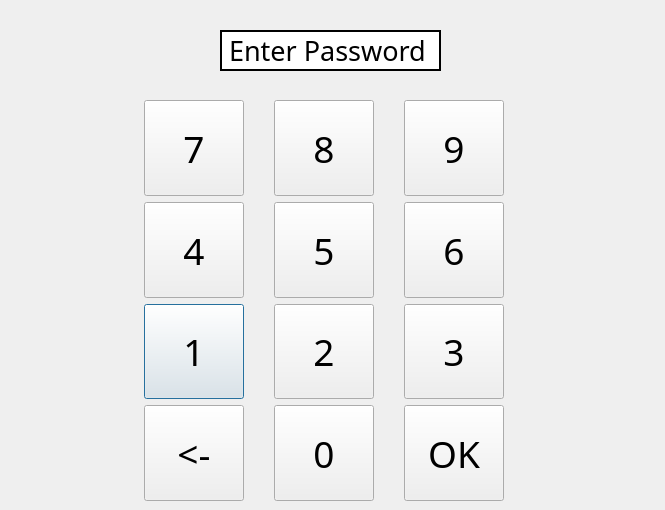
This is QTDesigner/password_entry.ui in mudman266/pypos as Qt 5 draws it before an edit. The edited form follows.
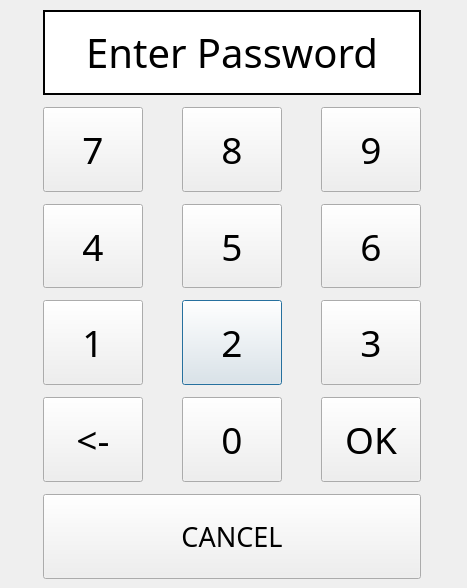
This is the edited form.

Commit message: Added cancel button to password entry screen.

```diff
--- a/QTDesigner/password_entry.ui
+++ b/QTDesigner/password_entry.ui
@@ -6,10 +6,16 @@
    <rect>
     <x>0</x>
     <y>0</y>
-    <width>665</width>
-    <height>510</height>
+    <width>467</width>
+    <height>588</height>
    </rect>
   </property>
+  <property name="sizePolicy">
+   <sizepolicy hsizetype="Minimum" vsizetype="Minimum">
+    <horstretch>0</horstretch>
+    <verstretch>0</verstretch>
+   </sizepolicy>
+  </property>
   <property name="font">
    <font>
     <family>Book Antiqua</family>
@@ -22,128 +28,17 @@
   <widget class="QWidget" name="gridLayoutWidget">
    <property name="geometry">
     <rect>
-     <x>120</x>
-     <y>100</y>
-     <width>411</width>
-     <height>401</height>
+     <x>10</x>
+     <y>10</y>
+     <width>446</width>
+     <height>569</height>
     </rect>
    </property>
    <layout class="QGridLayout" name="gridLayout">
-    <item row="2" column="0">
-     <widget class="QPushButton" name="btn_1">
-      <property name="maximumSize">
-       <size>
-        <width>100</width>
-        <height>100</height>
-       </size>
-      </property>
-      <property name="font">
-       <font>
-        <family>Book Antiqua</family>
-        <pointsize>28</pointsize>
-       </font>
-      </property>
-      <property name="text">
-       <string>1</string>
-      </property>
-     </widget>
-    </item>
-    <item row="0" column="0">
-     <widget class="QPushButton" name="btn_7">
-      <property name="maximumSize">
-       <size>
-        <width>100</width>
-        <height>100</height>
-       </size>
-      </property>
-      <property name="font">
-       <font>
-        <family>Book Antiqua</family>
-        <pointsize>28</pointsize>
-       </font>
-      </property>
-      <property name="text">
-       <string>7</string>
-      </property>
-     </widget>
-    </item>
-    <item row="0" column="2">
-     <widget class="QPushButton" name="btn_9">
-      <property name="maximumSize">
-       <size>
-        <width>100</width>
-        <height>100</height>
-       </size>
-      </property>
-      <property name="font">
-       <font>
-        <family>Book Antiqua</family>
-        <pointsize>28</pointsize>
-       </font>
-      </property>
-      <property name="text">
-       <string>9</string>
-      </property>
-     </widget>
-    </item>
-    <item row="2" column="2">
-     <widget class="QPushButton" name="btn_3">
-      <property name="maximumSize">
-       <size>
-        <width>100</width>
-        <height>100</height>
-       </size>
-      </property>
-      <property name="font">
-       <font>
-        <family>Book Antiqua</family>
-        <pointsize>28</pointsize>
-       </font>
-      </property>
-      <property name="text">
-       <string>3</string>
-      </property>
-     </widget>
-    </item>
-    <item row="1" column="0">
-     <widget class="QPushButton" name="btn_4">
-      <property name="maximumSize">
-       <size>
-        <width>100</width>
-        <height>100</height>
-       </size>
-      </property>
-      <property name="font">
-       <font>
-        <family>Book Antiqua</family>
-        <pointsize>28</pointsize>
-       </font>
-      </property>
-      <property name="text">
-       <string>4</string>
-      </property>
-     </widget>
-    </item>
-    <item row="0" column="1">
-     <widget class="QPushButton" name="btn_8">
-      <property name="maximumSize">
-       <size>
-        <width>100</width>
-        <height>100</height>
-       </size>
-      </property>
-      <property name="font">
-       <font>
-        <family>Book Antiqua</family>
-        <pointsize>28</pointsize>
-       </font>
-      </property>
-      <property name="text">
-       <string>8</string>
-      </property>
-     </widget>
-    </item>
-    <item row="2" column="1">
+    <property name="verticalSpacing">
+     <number>12</number>
+    </property>
+    <item row="4" column="1">
      <widget class="QPushButton" name="btn_2">
       <property name="maximumSize">
        <size>
@@ -162,26 +57,7 @@
       </property>
      </widget>
     </item>
-    <item row="1" column="1">
-     <widget class="QPushButton" name="btn_5">
-      <property name="maximumSize">
-       <size>
-        <width>100</width>
-        <height>100</height>
-       </size>
-      </property>
-      <property name="font">
-       <font>
-        <family>Book Antiqua</family>
-        <pointsize>28</pointsize>
-       </font>
-      </property>
-      <property name="text">
-       <string>5</string>
-      </property>
-     </widget>
-    </item>
-    <item row="1" column="2">
+    <item row="3" column="2">
      <widget class="QPushButton" name="btn_6">
       <property name="maximumSize">
        <size>
@@ -200,7 +76,26 @@
       </property>
      </widget>
     </item>
-    <item row="3" column="1">
+    <item row="2" column="1">
+     <widget class="QPushButton" name="btn_8">
+      <property name="maximumSize">
+       <size>
+        <width>100</width>
+        <height>100</height>
+       </size>
+      </property>
+      <property name="font">
+       <font>
+        <family>Book Antiqua</family>
+        <pointsize>28</pointsize>
+       </font>
+      </property>
+      <property name="text">
+       <string>8</string>
+      </property>
+     </widget>
+    </item>
+    <item row="5" column="1">
      <widget class="QPushButton" name="btn_0">
       <property name="maximumSize">
        <size>
@@ -220,7 +115,7 @@
      </widget>
     </item>
     <item row="3" column="0">
-     <widget class="QPushButton" name="btn_backspace">
+     <widget class="QPushButton" name="btn_4">
       <property name="maximumSize">
        <size>
         <width>100</width>
@@ -234,11 +129,46 @@
        </font>
       </property>
       <property name="text">
-       <string>&lt;-</string>
+       <string>4</string>
       </property>
      </widget>
     </item>
-    <item row="3" column="2">
+    <item row="3" column="1">
+     <widget class="QPushButton" name="btn_5">
+      <property name="maximumSize">
+       <size>
+        <width>100</width>
+        <height>100</height>
+       </size>
+      </property>
+      <property name="font">
+       <font>
+        <family>Book Antiqua</family>
+        <pointsize>28</pointsize>
+       </font>
+      </property>
+      <property name="text">
+       <string>5</string>
+      </property>
+     </widget>
+    </item>
+    <item row="6" column="0" colspan="3">
+     <widget class="QPushButton" name="btn_cancel">
+      <property name="sizePolicy">
+       <sizepolicy hsizetype="Preferred" vsizetype="Preferred">
+        <horstretch>0</horstretch>
+        <verstretch>0</verstretch>
+       </sizepolicy>
+      </property>
+      <property name="text">
+       <string>CANCEL</string>
+      </property>
+      <property name="flat">
+       <bool>false</bool>
+      </property>
+     </widget>
+    </item>
+    <item row="5" column="2">
      <widget class="QPushButton" name="btn_ok">
       <property name="maximumSize">
        <size>
@@ -257,40 +187,140 @@
       </property>
      </widget>
     </item>
+    <item row="2" column="2">
+     <widget class="QPushButton" name="btn_9">
+      <property name="maximumSize">
+       <size>
+        <width>100</width>
+        <height>100</height>
+       </size>
+      </property>
+      <property name="font">
+       <font>
+        <family>Book Antiqua</family>
+        <pointsize>28</pointsize>
+       </font>
+      </property>
+      <property name="text">
+       <string>9</string>
+      </property>
+     </widget>
+    </item>
+    <item row="4" column="0">
+     <widget class="QPushButton" name="btn_1">
+      <property name="maximumSize">
+       <size>
+        <width>100</width>
+        <height>100</height>
+       </size>
+      </property>
+      <property name="font">
+       <font>
+        <family>Book Antiqua</family>
+        <pointsize>28</pointsize>
+       </font>
+      </property>
+      <property name="text">
+       <string>1</string>
+      </property>
+     </widget>
+    </item>
+    <item row="4" column="2">
+     <widget class="QPushButton" name="btn_3">
+      <property name="maximumSize">
+       <size>
+        <width>100</width>
+        <height>100</height>
+       </size>
+      </property>
+      <property name="font">
+       <font>
+        <family>Book Antiqua</family>
+        <pointsize>28</pointsize>
+       </font>
+      </property>
+      <property name="text">
+       <string>3</string>
+      </property>
+     </widget>
+    </item>
+    <item row="2" column="0">
+     <widget class="QPushButton" name="btn_7">
+      <property name="maximumSize">
+       <size>
+        <width>100</width>
+        <height>100</height>
+       </size>
+      </property>
+      <property name="font">
+       <font>
+        <family>Book Antiqua</family>
+        <pointsize>28</pointsize>
+       </font>
+      </property>
+      <property name="text">
+       <string>7</string>
+      </property>
+     </widget>
+    </item>
+    <item row="5" column="0">
+     <widget class="QPushButton" name="btn_backspace">
+      <property name="maximumSize">
+       <size>
+        <width>100</width>
+        <height>100</height>
+       </size>
+      </property>
+      <property name="font">
+       <font>
+        <family>Book Antiqua</family>
+        <pointsize>28</pointsize>
+       </font>
+      </property>
+      <property name="text">
+       <string>&lt;-</string>
+      </property>
+     </widget>
+    </item>
+    <item row="1" column="0" colspan="3">
+     <widget class="QLabel" name="lbl_pass_input">
+      <property name="sizePolicy">
+       <sizepolicy hsizetype="Ignored" vsizetype="Preferred">
+        <horstretch>0</horstretch>
+        <verstretch>0</verstretch>
+       </sizepolicy>
+      </property>
+      <property name="font">
+       <font>
+        <family>Book Antiqua</family>
+        <pointsize>30</pointsize>
+        <weight>50</weight>
+        <bold>false</bold>
+        <stylestrategy>PreferAntialias</stylestrategy>
+       </font>
+      </property>
+      <property name="styleSheet">
+       <string notr="true">background: rgb(255, 255, 255);</string>
+      </property>
+      <property name="frameShape">
+       <enum>QFrame::Box</enum>
+      </property>
+      <property name="frameShadow">
+       <enum>QFrame::Plain</enum>
+      </property>
+      <property name="lineWidth">
+       <number>2</number>
+      </property>
+      <property name="text">
+       <string>Enter Password</string>
+      </property>
+      <property name="alignment">
+       <set>Qt::AlignCenter</set>
+      </property>
+     </widget>
+    </item>
    </layout>
   </widget>
-  <widget class="QLabel" name="lbl_pass_input">
-   <property name="geometry">
-    <rect>
-     <x>220</x>
-     <y>30</y>
-     <width>221</width>
-     <height>41</height>
-    </rect>
-   </property>
-   <property name="font">
-    <font>
-     <family>Book Antiqua</family>
-     <pointsize>20</pointsize>
-     <stylestrategy>PreferAntialias</stylestrategy>
-    </font>
-   </property>
-   <property name="styleSheet">
-    <string notr="true">background: rgb(255, 255, 255);</string>
-   </property>
-   <property name="frameShape">
-    <enum>QFrame::Box</enum>
-   </property>
-   <property name="frameShadow">
-    <enum>QFrame::Plain</enum>
-   </property>
-   <property name="lineWidth">
-    <number>2</number>
-   </property>
-   <property name="text">
-    <string>Enter Password</string>
-   </property>
-  </widget>
  </widget>
  <resources/>
  <connections/>
```
The commit also changes 2 other files.
